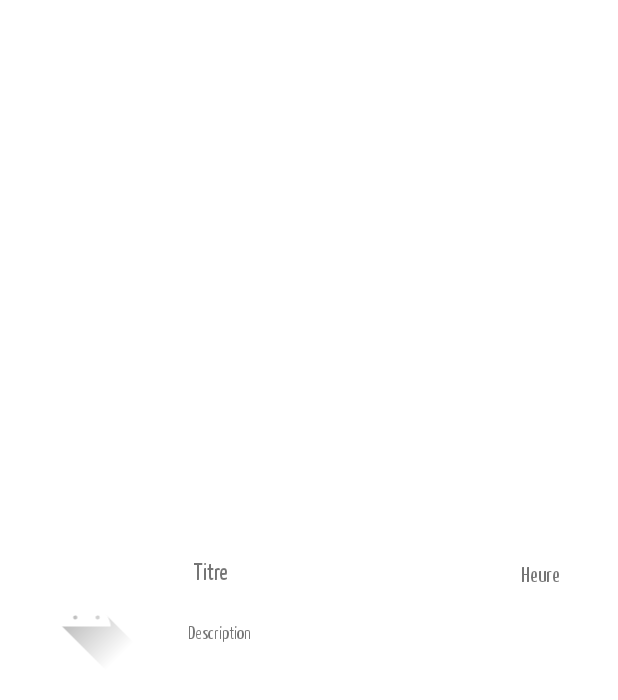
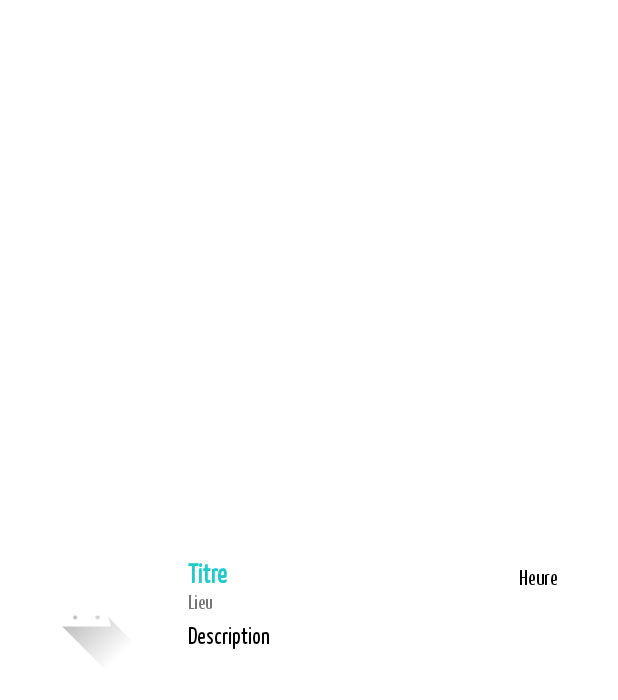
Before and after one commit to Ananas-prog/SportDroid, an Android app: the layout list_item_home_layout.xml on its own in the app's theme, with its tools: preview values and no code run, on a phone screen of 412 x 824 dp. Shown: the top 700 px of the screen. Run offline under Robolectric (Android 15) with nearby library versions, the phone set to English and light mode, and no system bars.

Commit message:
listview lieux

```diff
--- a/app/src/main/java/com/example/sportdroid/ajout_entrainement.java
+++ b/app/src/main/java/com/example/sportdroid/ajout_entrainement.java
@@ -167,7 +167,8 @@ public class ajout_entrainement extends AppCompatActivity {
         exempleLieu.add("Les Atlantides");
         exempleLieu.add("Coubertin");
         exempleLieu.add("Ardriers");
-        exempleLieu.add("Ile aux sport");
+        exempleLieu.add("Ile aux sports");
+        exempleLieu.add("Bois de l'Epau (parking du verger)");
 
         ArrayAdapter adapterlieu = new ArrayAdapter(
                 this,
--- a/app/src/main/java/com/example/sportdroid/listViewAdapterCalendar.java
+++ b/app/src/main/java/com/example/sportdroid/listViewAdapterCalendar.java
@@ -43,12 +43,17 @@ public class listViewAdapterCalendar extends BaseAdapter {
         //Informations à propos de l'item
         activite currentActivity = getItem(i);
         String activityName = currentActivity.getTypeDeSport();
+        String activityLieu = currentActivity.getLieu();
         String activityHeure = currentActivity.getHeure();
         String activityDescription = currentActivity.getNote();
 
         //Affichage du nom du sport
         TextView itemNameView = view.findViewById(R.id.NomSport_listItem);
         itemNameView.setText(activityName);
+
+        //Affichage du lieu du sport
+        TextView itemLieuView = view.findViewById(R.id.LieuSport);
+        itemLieuView.setText(activityLieu);
 
         //Affichage de l'heure de la séance
         TextView itemHeureView = view.findViewById(R.id.HeureSport_listItem);
--- a/app/src/main/java/com/example/sportdroid/listViewAdapterHome.java
+++ b/app/src/main/java/com/example/sportdroid/listViewAdapterHome.java
@@ -44,6 +44,7 @@ public class listViewAdapterHome extends BaseAdapter {
         activite currentActivity = getItem(i);
         String activityName = currentActivity.getTypeDeSport();
         String activityHeure = currentActivity.getHeure();
+        String activityLieu = currentActivity.getLieu();
         String activityDescription = currentActivity.getNote();
 
         //Affichage du nom du sport
@@ -53,6 +54,10 @@ public class listViewAdapterHome extends BaseAdapter {
         //Affichage de l'heure de la séance
         TextView itemHeureView = view.findViewById(R.id.HeureSport_listItem);
         itemHeureView.setText(activityHeure);
+
+        //Affichage du lieu de la séance
+        TextView itemLieuView = view.findViewById(R.id.LieuSport_listItem);
+        itemLieuView.setText(activityLieu);
 
         //Affichage de la description de la séance
         TextView itemDescriptionView = view.findViewById(R.id.DescriptSport_listItem);
--- a/app/src/main/res/layout/list_item_home_layout.xml
+++ b/app/src/main/res/layout/list_item_home_layout.xml
@@ -30,41 +30,54 @@
 
             <LinearLayout
                 android:layout_width="match_parent"
-                android:layout_height="43dp"
+                android:layout_height="wrap_content"
                 android:orientation="horizontal">
 
                 <TextView
                     android:id="@+id/NomSport_listItem"
-                    android:layout_width="138dp"
-                    android:layout_height="39dp"
-                    android:layout_marginStart="28dp"
+                    android:layout_width="136dp"
+                    android:layout_height="wrap_content"
+                    android:layout_marginStart="24dp"
                     android:layout_marginTop="4dp"
                     android:text="Titre"
                     android:textAlignment="textStart"
-                    android:textSize="16sp" />
+                    android:textColor="@color/blue"
+                    android:textSize="18sp"
+                    android:textStyle="bold" />
 
                 <TextView
                     android:id="@+id/HeureSport_listItem"
-                    android:layout_width="105dp"
-                    android:layout_height="35dp"
+                    android:layout_width="110dp"
+                    android:layout_height="wrap_content"
                     android:layout_marginTop="5dp"
                     android:layout_marginEnd="16dp"
                     android:text="Heure"
                     android:textAlignment="textEnd"
+                    android:textColor="@color/black"
                     android:textSize="14sp" />
 
             </LinearLayout>
 
             <TextView
+                android:id="@+id/LieuSport_listItem"
+                android:layout_width="249dp"
+                android:layout_height="18dp"
+                android:layout_marginStart="24dp"
+                android:text="Lieu"
+                android:textSize="13sp"
+                android:textStyle="normal" />
+
+            <TextView
                 android:id="@+id/DescriptSport_listItem"
                 android:layout_width="248dp"
-                android:layout_height="41dp"
+                android:layout_height="30dp"
                 android:layout_marginStart="24dp"
                 android:layout_marginTop="3dp"
                 android:layout_marginEnd="18dp"
                 android:layout_marginBottom="4dp"
                 android:text="Description"
-                android:textSize="12sp" />
+                android:textColor="@color/black"
+                android:textSize="16sp" />
 
         </LinearLayout>
 
--- a/app/src/main/res/layout/list_item_info_layout.xml
+++ b/app/src/main/res/layout/list_item_info_layout.xml
@@ -51,8 +51,8 @@
                         android:layout_width="match_parent"
                         android:layout_height="wrap_content"
                         android:text="Lieu et date"
-                        android:textStyle="italic"
-                        android:textSize="12dp"/>
+                        android:textSize="12dp"
+                        android:textStyle="normal" />
                 </LinearLayout>
 
             </LinearLayout>
```
Also changed, not shown: app/src/main/res/layout/list_item_calendar_layout.xml (+25 -10 lines).
